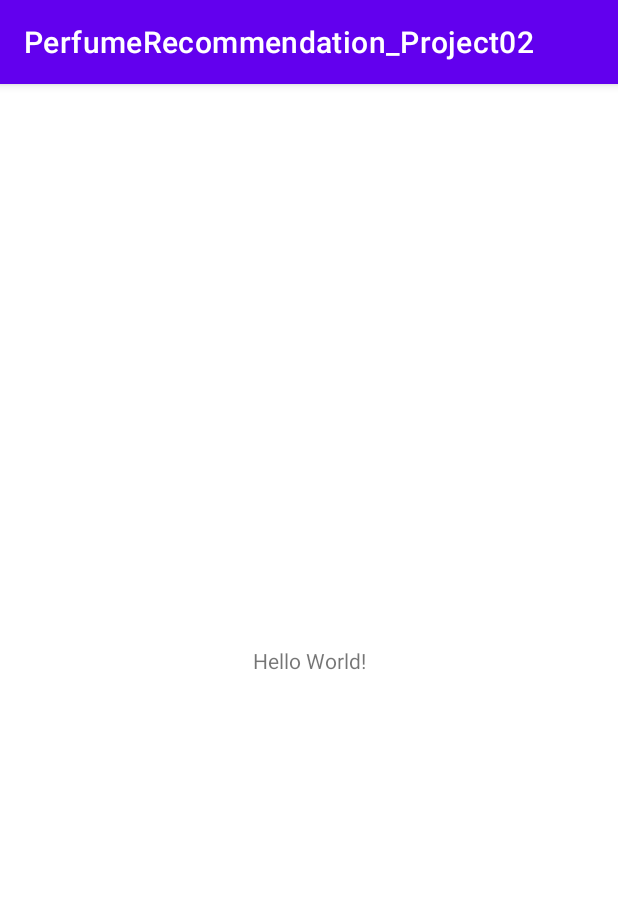
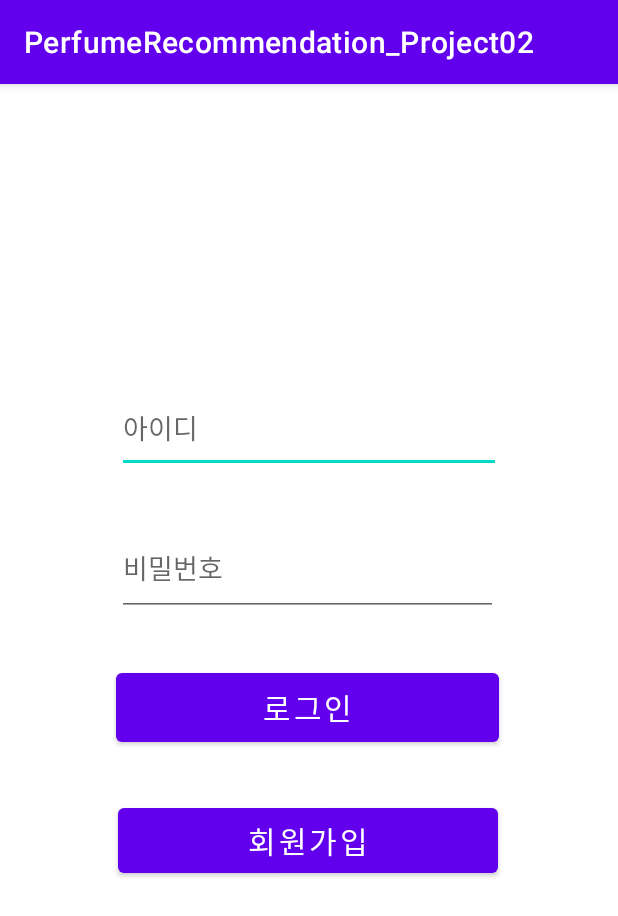
Before and after one commit to snowball9820/perfume-recommendation-project02, an Android app: the screen it shows after launch (MainActivity before the commit, LoginActivity after it), on a phone screen of 412 x 824 dp. Shown: the top 916 px of the screen. Run offline under Robolectric (Android 15) with nearby library versions, the phone set to English and light mode, and no system bars; our stand-ins replace Volley.

Commit message:
Commit01_0503

```diff
--- a/app/build.gradle
+++ b/app/build.gradle
@@ -33,6 +33,7 @@ dependencies {
     implementation 'androidx.appcompat:appcompat:1.6.1'
     implementation 'com.google.android.material:material:1.8.0'
     implementation 'androidx.constraintlayout:constraintlayout:2.1.4'
+    implementation 'com.android.volley:volley:1.2.1'
     testImplementation 'junit:junit:4.13.2'
     androidTestImplementation 'androidx.test.ext:junit:1.1.5'
     androidTestImplementation 'androidx.test.espresso:espresso-core:3.5.1'
--- /dev/null
+++ b/app/src/main/java/com/app/perfumerecommendation_project02/LoginActivity.java
@@ -0,0 +1,81 @@
+package com.app.perfumerecommendation_project02;
+
+import android.content.Intent;
+import android.os.Bundle;
+import android.view.View;
+import android.widget.Button;
+import android.widget.EditText;
+import android.widget.Toast;
+
+import androidx.appcompat.app.AppCompatActivity;
+
+import com.android.volley.RequestQueue;
+import com.android.volley.Response;
+import com.android.volley.toolbox.Volley;
+
+import org.json.JSONException;
+import org.json.JSONObject;
+
+public class LoginActivity extends AppCompatActivity {
+    private EditText et_id, et_pass;
+    private Button btn_login, btn_register;
+
+
+    @Override
+    protected void onCreate(Bundle savedInstanceState) {
+        super.onCreate(savedInstanceState);
+        setContentView(R.layout.activity_login);
+
+        et_id=findViewById(R.id.et_id);
+        et_pass=findViewById(R.id.et_pass);
+        btn_login=findViewById(R.id.btn_login);
+        btn_register=findViewById(R.id.btn_register);
+
+        //회원가입 버튼을 클릭 시 수행
+        btn_register.setOnClickListener(new View.OnClickListener() {
+            @Override
+            public void onClick(View view) {
+                Intent intent = new Intent(LoginActivity.this, RegisterActivity.class);
+                startActivity(intent);
+            }
+        });
+
+        btn_login.setOnClickListener(new View.OnClickListener() {
+            @Override
+            public void onClick(View view) {
+                //EditText에 현재 입력되어있는 값을 가져온다.
+                String userID=et_id.getText().toString();
+                String userPass=et_pass.getText().toString();
+
+                Response.Listener<String> responseListener = new Response.Listener<String>() {
+                    @Override
+                    public void onResponse(String response) {
+                        try {
+                            JSONObject jsonObject=new JSONObject(response);
+                            boolean success=jsonObject.getBoolean("success");
+                            if(success){//로그인에 성공한 경우
+                                String userID=jsonObject.getString("userID");
+                                String userPass=jsonObject.getString("userPassword");
+
+                                Toast.makeText(getApplicationContext(),"로그인에 성공하셨습니다.",Toast.LENGTH_SHORT).show();
+                                Intent intent = new Intent(LoginActivity.this,MainActivity.class);
+                                intent.putExtra("userID",userID);
+                                intent.putExtra("userPass",userPass);
+                                startActivity(intent);
+                            }else{//로그인에 실패한 경우
+                                Toast.makeText(getApplicationContext(),"로그인에 실패하였습니다.",Toast.LENGTH_SHORT).show();
+                                return;
+                            }
+                        } catch (JSONException e) {
+                            throw new RuntimeException(e);
+                        }
+
+                    }
+                };
+                LoginRequest loginRequest = new LoginRequest(userID, userPass, responseListener);
+                RequestQueue queue = Volley.newRequestQueue(LoginActivity.this);
+                queue.add(loginRequest);
+            }
+        });
+    }
+}
--- /dev/null
+++ b/app/src/main/res/layout/activity_login.xml
@@ -0,0 +1,58 @@
+<?xml version="1.0" encoding="utf-8"?>
+<androidx.constraintlayout.widget.ConstraintLayout xmlns:android="http://schemas.android.com/apk/res/android"
+    xmlns:app="http://schemas.android.com/apk/res-auto"
+    xmlns:tools="http://schemas.android.com/tools"
+    android:layout_width="match_parent"
+    android:layout_height="match_parent"
+    tools:context=".LoginActivity">
+
+    <EditText
+        android:id="@+id/et_id"
+        android:layout_width="256dp"
+        android:layout_height="59dp"
+        android:layout_marginStart="8dp"
+        android:layout_marginTop="200dp"
+        android:layout_marginEnd="8dp"
+        android:ems="10"
+        android:hint="아이디"
+        android:inputType="textPersonName"
+        app:layout_constraintEnd_toEndOf="parent"
+        app:layout_constraintStart_toStartOf="parent"
+        app:layout_constraintTop_toTopOf="parent" />
+
+    <EditText
+        android:id="@+id/et_pass"
+        android:layout_width="254dp"
+        android:layout_height="63dp"
+        android:layout_marginTop="32dp"
+        android:layout_marginEnd="8dp"
+        android:ems="10"
+        android:hint="비밀번호"
+        android:inputType="textPersonName"
+        app:layout_constraintEnd_toEndOf="@+id/et_id"
+        app:layout_constraintHorizontal_bias="0.0"
+        app:layout_constraintStart_toStartOf="@+id/et_id"
+        app:layout_constraintTop_toBottomOf="@+id/et_id" />
+
+    <Button
+        android:id="@+id/btn_login"
+        android:layout_width="255dp"
+        android:layout_height="58dp"
+        android:layout_marginTop="32dp"
+        android:text="로그인"
+        android:textSize="20sp"
+        app:layout_constraintEnd_toEndOf="@+id/et_pass"
+        app:layout_constraintStart_toStartOf="@+id/et_pass"
+        app:layout_constraintTop_toBottomOf="@+id/et_pass" />
+
+    <Button
+        android:id="@+id/btn_register"
+        android:layout_width="253dp"
+        android:layout_height="55dp"
+        android:layout_marginTop="32dp"
+        android:text="회원가입"
+        android:textSize="20sp"
+        app:layout_constraintEnd_toEndOf="@+id/btn_login"
+        app:layout_constraintStart_toStartOf="@+id/btn_login"
+        app:layout_constraintTop_toBottomOf="@+id/btn_login" />
+</androidx.constraintlayout.widget.ConstraintLayout>
```
Also changed, not shown: app/src/main/AndroidManifest.xml (+13 -0 lines), app/src/main/java/com/app/perfumerecommendation_project02/LoginRequest.java (added, +33 -0 lines), app/src/main/java/com/app/perfumerecommendation_project02/MainActivity.java (+18 -2 lines), app/src/main/java/com/app/perfumerecommendation_project02/RegisterActivity.java (added, +80 -0 lines), app/src/main/java/com/app/perfumerecommendation_project02/RegisterRequest.java (added, +33 -0 lines), app/src/main/res/layout/activity_main.xml (+56 -1 lines), app/src/main/res/layout/activity_register.xml (added, +75 -0 lines).
